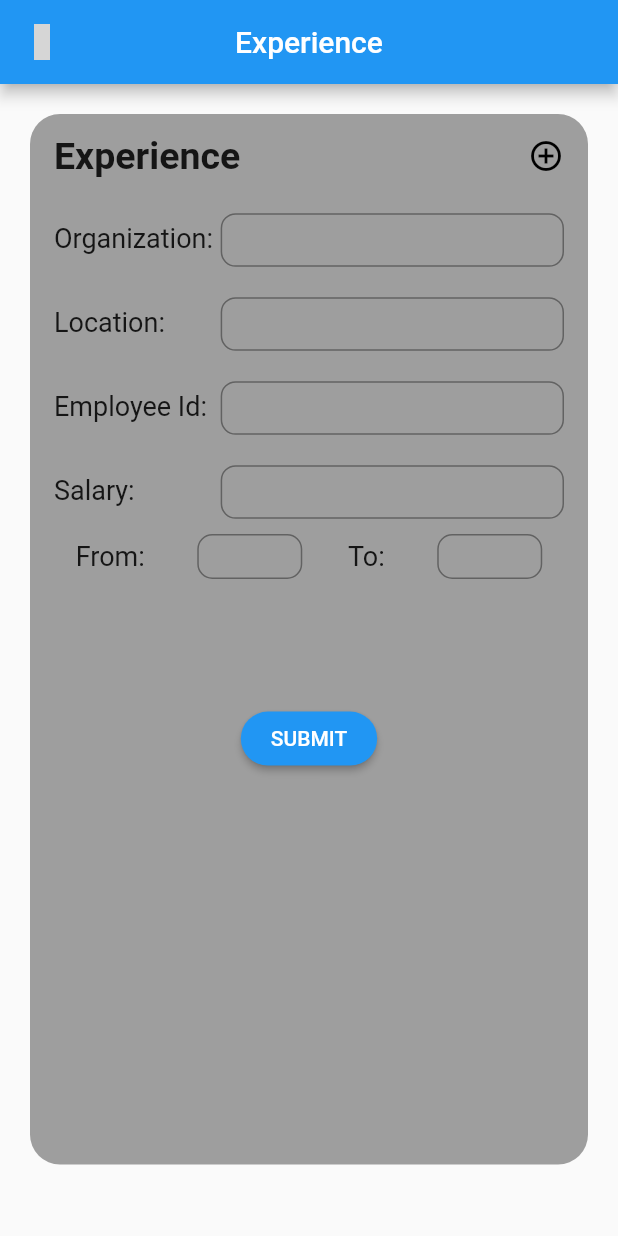
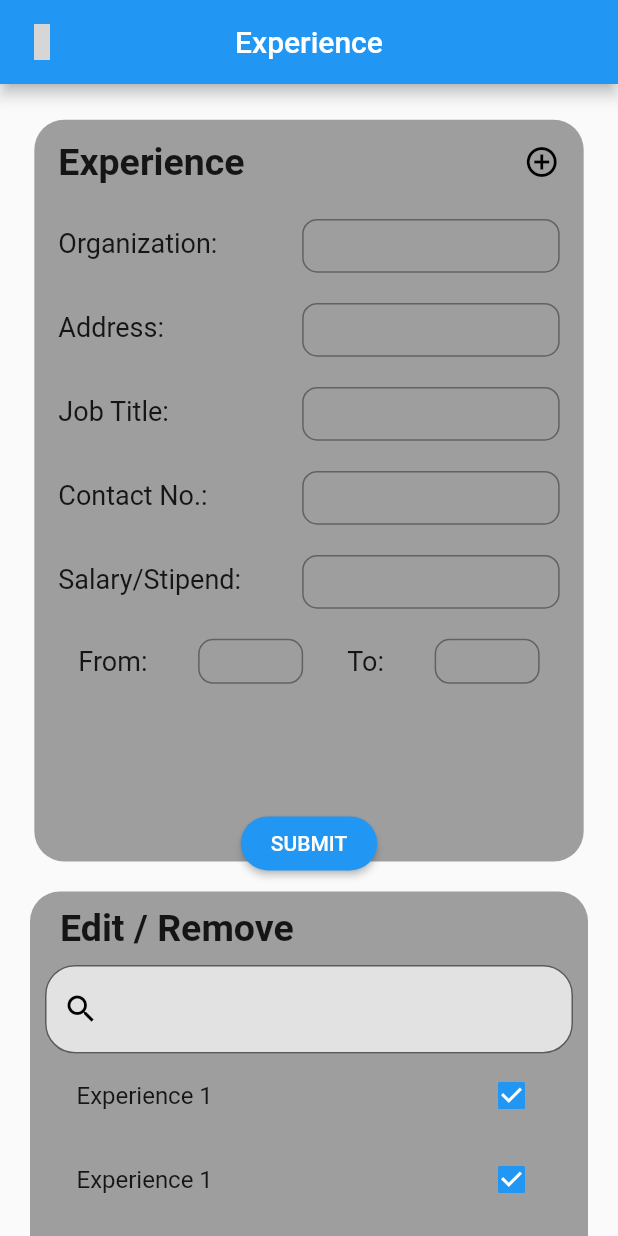
Before and after one commit to Pankaj0405/intelligent_education, a Flutter app: the StudentExperience screen opened directly, on a phone screen of 412 x 824 dp. Run offline on Flutter 3.47's test engine with Material 2 defaults, Android fonts, the phone set to English and light mode, and no system bars; our stand-ins replace cloud_firestore, file_picker, firebase_auth, firebase_core, firebase_storage, flutter_screenutil and 3 more; missing offline and left inert: awesome_icons, dart:ffi; accounts and stored records are empty; network calls fail; grey boxes are pictures that could not be loaded.

Commit message:
new screens added

```diff
--- a/lib/Student/personal_info_screen.dart
+++ b/lib/Student/personal_info_screen.dart
@@ -89,7 +89,7 @@ print(existingPersonalInfo);
             title: "Date of Birth",
             hint:  DateFormat.yMd().format(_selecteddob),
             widget: IconButton(
-              icon: Icon(
+              icon: const Icon(
                 Icons.calendar_today_outlined,
                 color: Colors.grey,
               ),
@@ -108,7 +108,7 @@ print(existingPersonalInfo);
             title: "Passport Issue Date",
             hint: DateFormat.yMd().format(_selectedissuedate),
             widget: IconButton(
-              icon: Icon(
+              icon: const Icon(
                 Icons.calendar_today_outlined,
                 color: Colors.grey,
               ),
@@ -121,7 +121,7 @@ print(existingPersonalInfo);
             title: "Passowrd Expiry Date",
             hint: DateFormat.yMd().format(_selectedexpirydate),
             widget: IconButton(
-              icon: Icon(
+              icon: const Icon(
                 Icons.calendar_today_outlined,
                 color: Colors.grey,
               ),
--- a/lib/Student/student_details_screen.dart
+++ b/lib/Student/student_details_screen.dart
@@ -29,7 +29,7 @@ class _StudentDetailsScreenState extends State<StudentDetailsScreen> {
     PersonalInfoScreen(),
     ParentsInfoScreen(),
     EmergencyInfoScreen(),
-    ReferenceInfoScreen(),
+    // ReferenceInfoScreen(),
   ];
 
   Future _getImageFromGallery() async {
@@ -143,7 +143,7 @@ _infoController.uploadToStorage(this.image!);
             // SizedBox(height: 10),
             Obx(()=>Text(
               _authController.name.value.toString().toUpperCase(),
-              style: TextStyle(fontSize: 20),
+              style: const TextStyle(fontSize: 20),
             ),),
             const SizedBox(height: 10),
             // MainAxisAlignment.spaceEvenly,
--- a/lib/Student/student_experience.dart
+++ b/lib/Student/student_experience.dart
@@ -1,10 +1,19 @@
 import 'package:flutter/material.dart';
 import 'package:awesome_icons/awesome_icons.dart';
 import 'package:flutter_screenutil/flutter_screenutil.dart';
+import '../Widgets/details_field.dart';
 
-class StudentExperience extends StatelessWidget {
+class StudentExperience extends StatefulWidget {
   const StudentExperience({super.key});
+
   static const routeName = '/student-experience';
+
+  @override
+  State<StudentExperience> createState() => _StudentExperienceState();
+}
+
+class _StudentExperienceState extends State<StudentExperience> {
+  bool experience1 = true;
 
   @override
   Widget build(BuildContext context) {
@@ -16,29 +25,40 @@ class StudentExperience extends StatelessWidget {
         leading: const Icon(FontAwesomeIcons.wrench),
       ),
       body: SingleChildScrollView(
-        child: Container(
-          margin: const EdgeInsets.all(20),
+        child: Column(
+          children: [
+            Container(
+              margin: EdgeInsets.only(
+                top: 20.h,
+                left: 20.w,
+                right: 20.w,
+              ),
               decoration: BoxDecoration(
                 borderRadius: BorderRadius.circular(20),
                 color: Colors.grey,
               ),
-          height: MediaQuery.of(context).size.height * 0.85,
+              height: MediaQuery.of(context).size.height * 0.60,
               child: Column(
                 children: [
                   const ListTile(
                     leading: Text(
                       'Experience',
-                  style: TextStyle(fontWeight: FontWeight.bold, fontSize: 25),
+                      style:
+                          TextStyle(fontWeight: FontWeight.bold, fontSize: 25),
                     ),
                     trailing: Icon(
                       Icons.add_circle_outline,
                       color: Colors.black,
                     ),
                   ),
-              expInfo('Organization: '),
-              expInfo('Location: '),
-              expInfo('Employee Id: '),
-              expInfo('Salary: '),
+                  listTileFieldInfo('Organization: '),
+                  listTileFieldInfo('Address: '),
+                  listTileFieldInfo('Job Title: '),
+                  listTileFieldInfo('Contact No.: '),
+                  listTileFieldInfo('Salary/Stipend: '),
+                  const SizedBox(
+                    height: 10,
+                  ),
                   Row(
                     mainAxisAlignment: MainAxisAlignment.spaceEvenly,
                     children: [
@@ -85,31 +105,94 @@ class StudentExperience extends StatelessWidget {
                 ],
               ),
             ),
+            Container(
+              margin: const EdgeInsets.all(20),
+              decoration: BoxDecoration(
+                borderRadius: BorderRadius.circular(20),
+                color: Colors.grey,
               ),
-    ));
-  }
-
-  Widget expInfo(String text) {
-    return Expanded(
-      flex: 0,
-      child: ListTile(
-        leading: Text(
-          text,
-          style: const TextStyle(fontSize: 18),
+              child: Column(
+                children: [
+                  const Padding(
+                    padding: EdgeInsets.only(
+                      top: 10,
+                      left: 20,
                     ),
-        trailing: SizedBox(
-          height: 30.h,
-          width: 200.w,
+                    child: Align(
+                      alignment: Alignment.topLeft,
+                      child: Text(
+                        "Edit / Remove",
+                        style: TextStyle(
+                          // fontFamily: 'Pacifico',
+                          fontWeight: FontWeight.bold,
+                          fontSize: 25.0,
+                          // letterSpacing: 2.0,
+                          // wordSpacing: 4.0
+                        ),
+                      ),
+                    ),
+                  ),
+                  Padding(
+                    padding: const EdgeInsets.only(
+                      top: 10,
+                      left: 10,
+                      right: 10,
+                    ),
                     child: TextField(
                       style: const TextStyle(color: Colors.black),
                       cursorColor: Colors.blue,
                       decoration: InputDecoration(
+                        // focusColor: Colors.white,
                         border: OutlineInputBorder(
-              borderRadius: BorderRadius.circular(10),
-            )),
+                          borderRadius: BorderRadius.circular(20),
+                        ),
+                        prefixIcon: const Icon(Icons.search),
+                        prefixIconColor: Colors.black,
+                        fillColor: Colors.white70,
+                        filled: true,
                       ),
                     ),
                   ),
+                  SizedBox(
+                    height: MediaQuery.of(context).size.height * 0.4,
+                    child: ListView.builder(
+                      // shrinkWrap: true,
+                      itemCount: 10,
+                      itemBuilder: (context, int) {
+                        return Padding(
+                          padding: const EdgeInsets.fromLTRB(15, 0, 15, 0),
+                          child: CheckboxListTile(
+                              value: experience1,
+                              onChanged: (bool? value) {
+                                setState(() {
+                                  experience1 = value!;
+                                });
+                              },
+                              title: const Text('Experience 1')),
                         );
+                      },
+                    ),
+                  ),
+                  Row(
+                    mainAxisAlignment: MainAxisAlignment.end,
+                    children: [
+                      IconButton(
+                        onPressed: () {},
+                        icon: const Icon(Icons.edit),
+                      ),
+                      IconButton(
+                        onPressed: () {},
+                        icon: const Icon(Icons.delete),
+                      ),
+                    ],
+                  ),
+                  // const Divider(height: 0),
+                ],
+              ),
+            ),
+          ],
+        ),
+      ),
+    ));
   }
 }
--- /dev/null
+++ b/lib/Widgets/details_field.dart
@@ -0,0 +1,26 @@
+import 'package:flutter/material.dart';
+import 'package:flutter_screenutil/flutter_screenutil.dart';
+
+Widget listTileFieldInfo(String text)  {
+  return Expanded(
+    flex: 0,
+    child: ListTile(
+      leading: Text(
+        text,
+        style: const TextStyle(fontSize: 18),
+      ),
+      trailing: SizedBox(
+        height: 30.h,
+        width: 150.w,
+        child: TextField(
+          style: const TextStyle(color: Colors.black),
+          cursorColor: Colors.blue,
+          decoration: InputDecoration(
+              border: OutlineInputBorder(
+                borderRadius: BorderRadius.circular(10),
+              )),
+        ),
+      ),
+    ),
+  );
+}
--- a/lib/main.dart
+++ b/lib/main.dart
@@ -36,7 +36,10 @@ class MyApp extends StatelessWidget {
         theme: ThemeData(
           primarySwatch: Colors.blue,
         ),
-        home: Student()
+        home: Student(),
+         routes: {
+          Student.routeName: (context) => Student(),
+         },
          // initialRoute: '/student-details',
         // home: StudentDashboard(),
         // NotificationScreen(),
```
Also changed, not shown: lib/Admin/admin_dash.dart (+34 -17 lines), lib/Student/referee_details_screen.dart (added, +199 -0 lines), lib/Student/student_academics.dart (added, +194 -0 lines), lib/Student/student_dashboard.dart (+33 -17 lines). Lines whose indentation alone changed are shown as unchanged.
